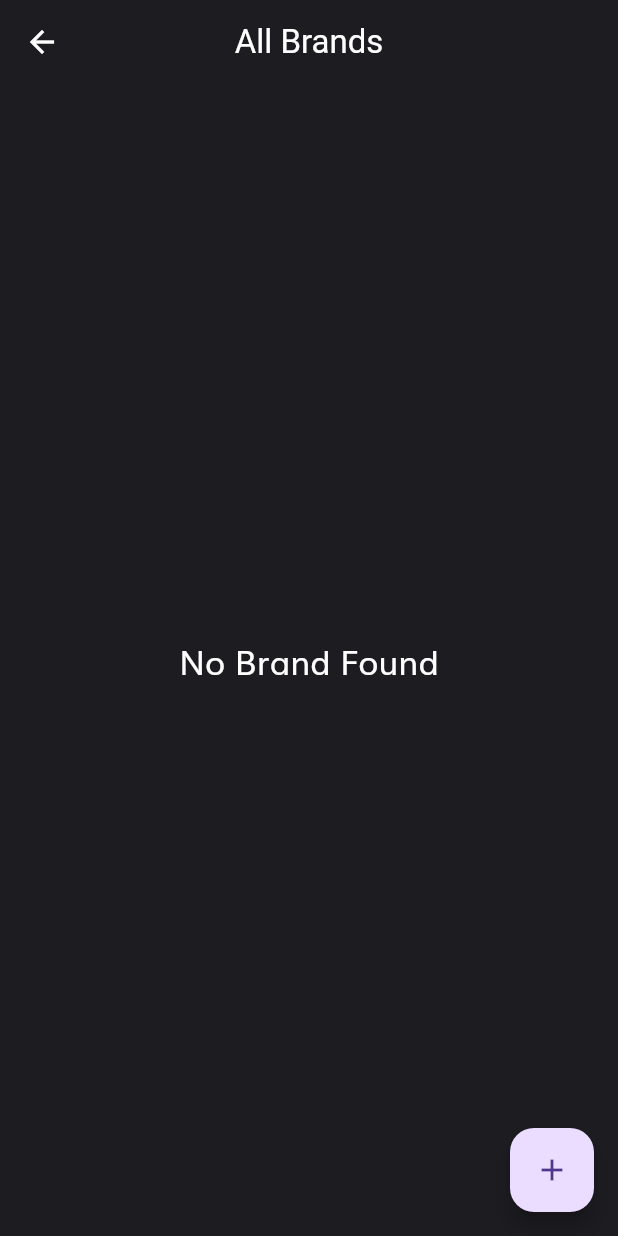
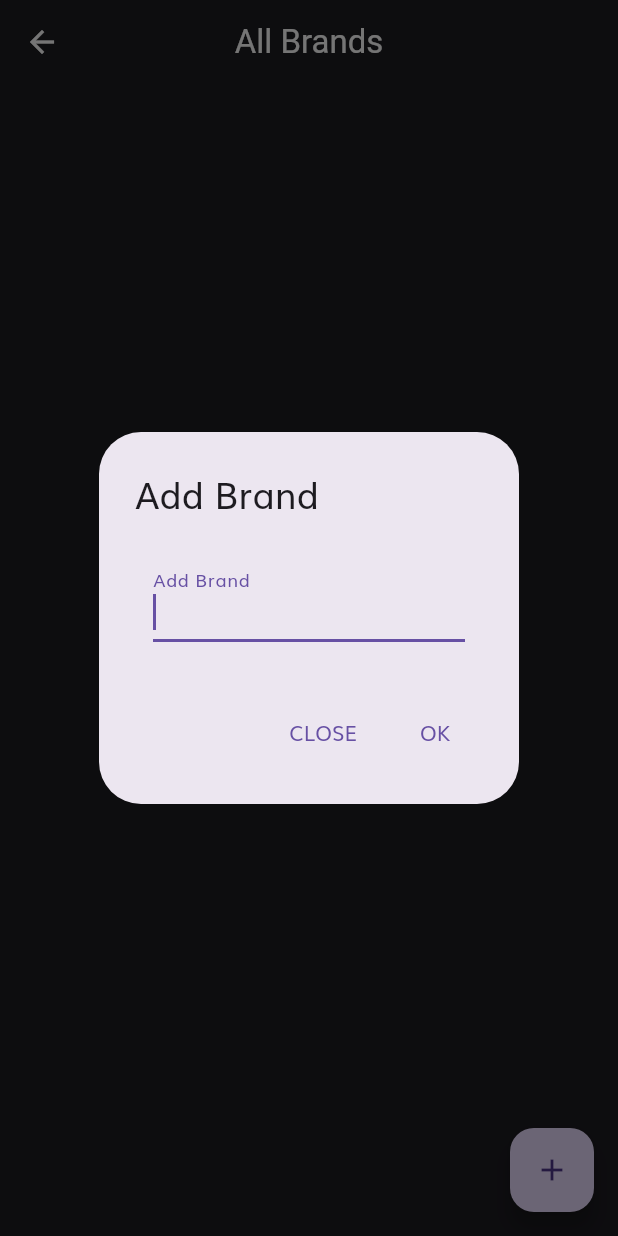
Before and after one commit to sinh3008/firebase_admin_app_flutter, a Flutter app: the BrandPage screen opened by its route, after a tap on the "add" icon, on a phone screen of 412 x 824 dp. Run offline on Flutter 3.47's test engine with Material 3 defaults, Android fonts, the phone set to English and light mode, and no system bars; our stand-ins replace cloud_firestore, firebase_auth, firebase_core, flutter_easyloading, go_router; accounts and stored records are empty.

Commit message:
save brand

```diff
--- a/lib/main.dart
+++ b/lib/main.dart
@@ -51,7 +51,7 @@
         textTheme: const TextTheme(
           titleLarge: TextStyle(color: Colors.white),
           titleMedium: TextStyle(color: Colors.black),
-          bodyLarge: TextStyle(color: Colors.white),
+          bodyLarge: TextStyle(color: Colors.black),
         ),
         useMaterial3: true,
       ),
--- a/lib/pages/brand_page.dart
+++ b/lib/pages/brand_page.dart
@@ -1,5 +1,7 @@
 import 'package:firebase_admin_app_flutter/providers/telescope_provider.dart';
+import 'package:firebase_admin_app_flutter/utils/widget_functions.dart';
 import 'package:flutter/material.dart';
+import 'package:flutter_easyloading/flutter_easyloading.dart';
 import 'package:provider/provider.dart';
 
 class BrandPage extends StatelessWidget {
@@ -28,15 +30,33 @@ class BrandPage extends StatelessWidget {
                   itemBuilder: (context, index) {
                     final brand = provider.brandList[index];
                     return ListTile(
-                      title: Text(brand.name),
+                      title: Text(
+                        brand.name,
+                        style: Theme.of(context)
+                            .textTheme
+                            .bodyLarge!
+                            .copyWith(color: Colors.white),
+                      ),
                     );
                   },
                 );
         },
       ),
       floatingActionButton: FloatingActionButton(
-        onPressed: (){
-
+        onPressed: () {
+          showSingleTextInputDialog(
+            context: context,
+            title: 'Add Brand',
+            onSubmit: (value) {
+              EasyLoading.show(status: 'Please wait');
+              Provider.of<TelescopeProvider>(context, listen: false)
+                  .addBrand(value)
+                  .then((value) {
+                EasyLoading.dismiss();
+                showMsg(context, 'Brand Added');
+              });
+            },
+          );
         },
         child: const Icon(Icons.add),
       ),
--- /dev/null
+++ b/lib/utils/widget_functions.dart
@@ -0,0 +1,44 @@
+import 'package:flutter/material.dart';
+
+showSingleTextInputDialog({
+  required BuildContext context,
+  required String title,
+  String posBtnTxt = 'OK',
+  String negBtnTxt = 'CLOSE',
+  required Function(String) onSubmit,
+}) {
+  final controller = TextEditingController();
+  showDialog(
+    context: context,
+    builder: (context) => AlertDialog(
+      title: Text(title),
+      content: Padding(
+        padding: const EdgeInsets.all(12.0),
+        child: TextFormField(
+          controller: controller,
+          autofocus: true,
+          decoration: InputDecoration(labelText: title),
+        ),
+      ),
+      actions: [
+        TextButton(
+          onPressed: () => Navigator.pop(context),
+          child: Text(negBtnTxt),
+        ),
+        TextButton(
+          onPressed: () {
+            if (controller.text.isEmpty) return;
+            onSubmit(controller.text);
+            Navigator.pop(context);
+          },
+          child: Text(posBtnTxt),
+        ),
+      ],
+    ),
+  );
+}
+
+showMsg(BuildContext context, String msg) {
+  return ScaffoldMessenger.of(context)
+      .showSnackBar(SnackBar(content: Text(msg)));
+}
```
